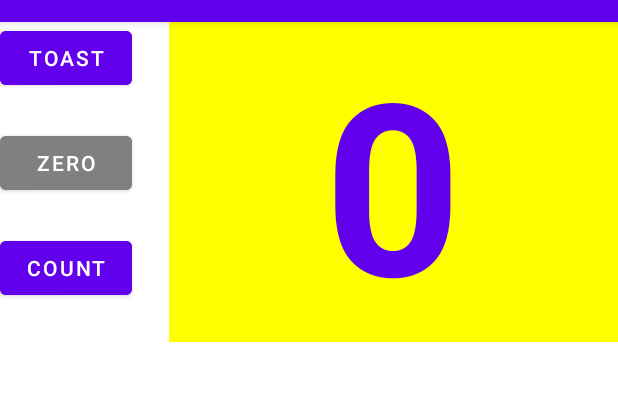
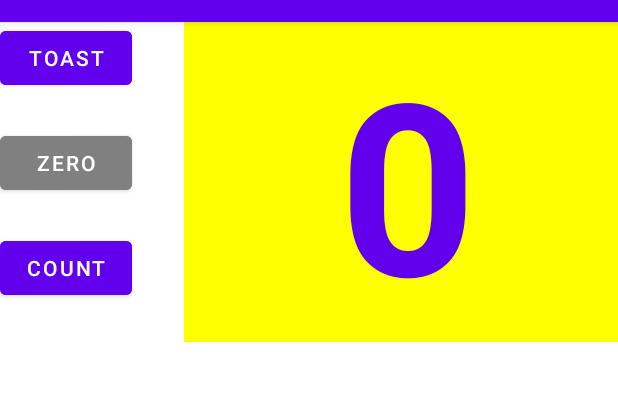
Before and after one commit to biraj35/The-layout-editor, an Android app: the screen it shows after launch (MainActivity), on a phone screen of 412 x 824 dp, the part 62-463 px from its top. Run offline under Robolectric (Android 15) with nearby library versions, the phone set to English and light mode, and no system bars.

Commit message:
The layout editor homework

```diff
--- a/app/src/main/res/layout/activity_main.xml
+++ b/app/src/main/res/layout/activity_main.xml
@@ -42,8 +42,8 @@
         android:id="@+id/show_count"
         android:layout_width="299dp"
         android:layout_height="wrap_content"
-        android:layout_marginStart="24dp"
-        android:background="#FFFF00"
+        android:layout_marginStart="44dp"
+         android:background="#FFFF00"
         android:gravity="center_vertical"
         android:text="@string/count_initial_value"
         android:textAlignment="center"
```
Also changed, not shown: 4 other files.
